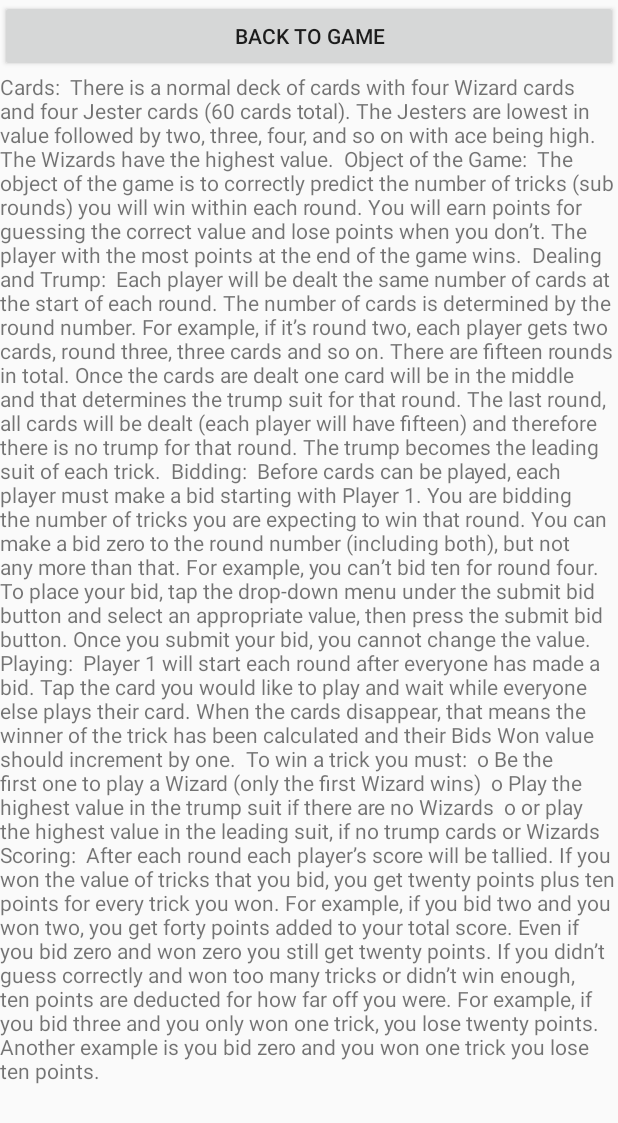
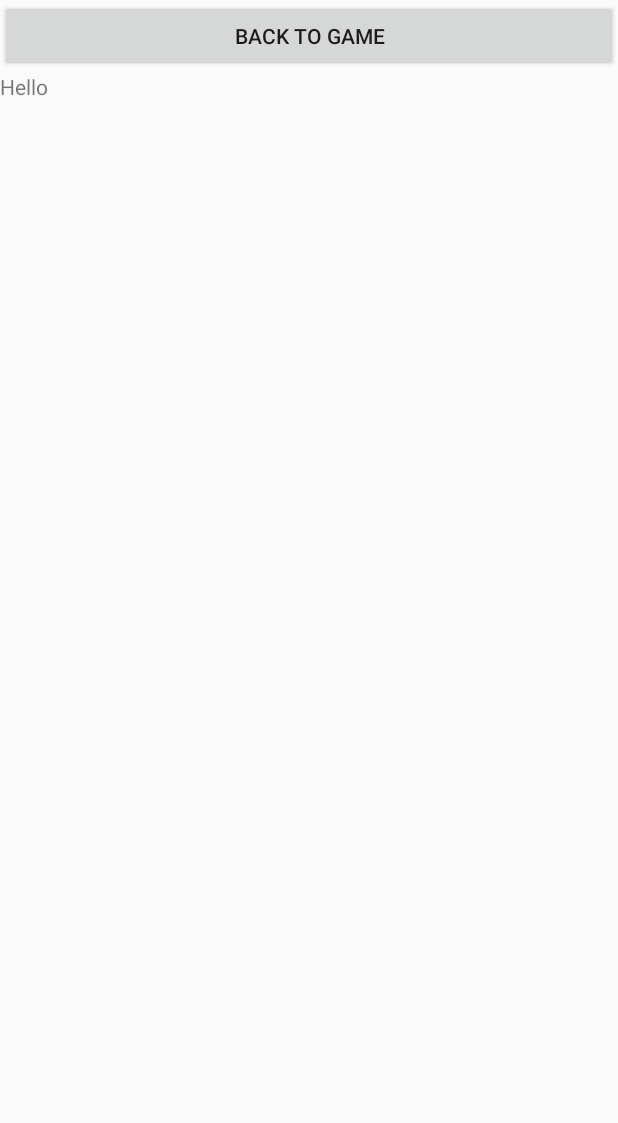
Before and after one commit to chingk20/Wizard2, an Android app: the layout game_help_screen.xml on its own in the app's theme, with its tools: preview values and no code run, on a phone screen of 412 x 824 dp. Shown: the top 1123 px of the screen. Run offline under Robolectric (Android 15) with nearby library versions, the phone set to English and light mode, and no system bars.

```diff
--- a/app/src/main/res/layout/game_help_screen.xml
+++ b/app/src/main/res/layout/game_help_screen.xml
@@ -15,40 +15,10 @@
             android:text="Back to Game" />
 
         <TextView
-            android:id="@+id/textView5"
+            android:id="@+id/helpText"
             android:layout_width="match_parent"
             android:layout_height="match_parent"
-            android:text="Cards:
-
-There is a normal deck of cards with four Wizard cards and four Jester cards (60 cards total). The Jesters are lowest in value followed by two, three, four, and so on with ace being high. The Wizards have the highest value.
-
-Object of the Game:
-
-The object of the game is to correctly predict the number of tricks (sub rounds) you will win within each round. You will earn points for guessing the correct value and lose points when you don’t. The player with the most points at the end of the game wins.
-
-Dealing and Trump:
-
-Each player will be dealt the same number of cards at the start of each round. The number of cards is determined by the round number. For example, if it’s round two, each player gets two cards, round three, three cards and so on. There are fifteen rounds in total. Once the cards are dealt one card will be in the middle and that determines the trump suit for that round. The last round, all cards will be dealt (each player will have fifteen) and therefore there is no trump for that round. The trump becomes the leading suit of each trick.
-
-Bidding:
-
-Before cards can be played, each player must make a bid starting with Player 1. You are bidding the number of tricks you are expecting to win that round. You can make a bid zero to the round number (including both), but not any more than that. For example, you can’t bid ten for round four. To place your bid, tap the drop-down menu under the submit bid button and select an appropriate value, then press the submit bid button. Once you submit your bid, you cannot change the value.
-
-Playing:
-
-Player 1 will start each round after everyone has made a bid. Tap the card you would like to play and wait while everyone else plays their card. When the cards disappear, that means the winner of the trick has been calculated and their Bids Won value should increment by one.
-
-To win a trick you must:
-
-o Be the first one to play a Wizard (only the first Wizard wins)
-
-o Play the highest value in the trump suit if there are no Wizards
-
-o or play the highest value in the leading suit, if no trump cards or Wizards
-
-Scoring:
-
-After each round each player’s score will be tallied. If you won the value of tricks that you bid, you get twenty points plus ten points for every trick you won. For example, if you bid two and you won two, you get forty points added to your total score. Even if you bid zero and won zero you still get twenty points. If you didn’t guess correctly and won too many tricks or didn’t win enough, ten points are deducted for how far off you were. For example, if you bid three and you only won one trick, you lose twenty points. Another example is you bid zero and you won one trick you lose ten points." />
+            android:text="Hello" />
     </LinearLayout>
 
     <LinearLayout
```
Also changed, not shown: app/src/main/java/com/example/wizard2/Wizard/WizardHumanPlayer.java (+38 -1 lines).
